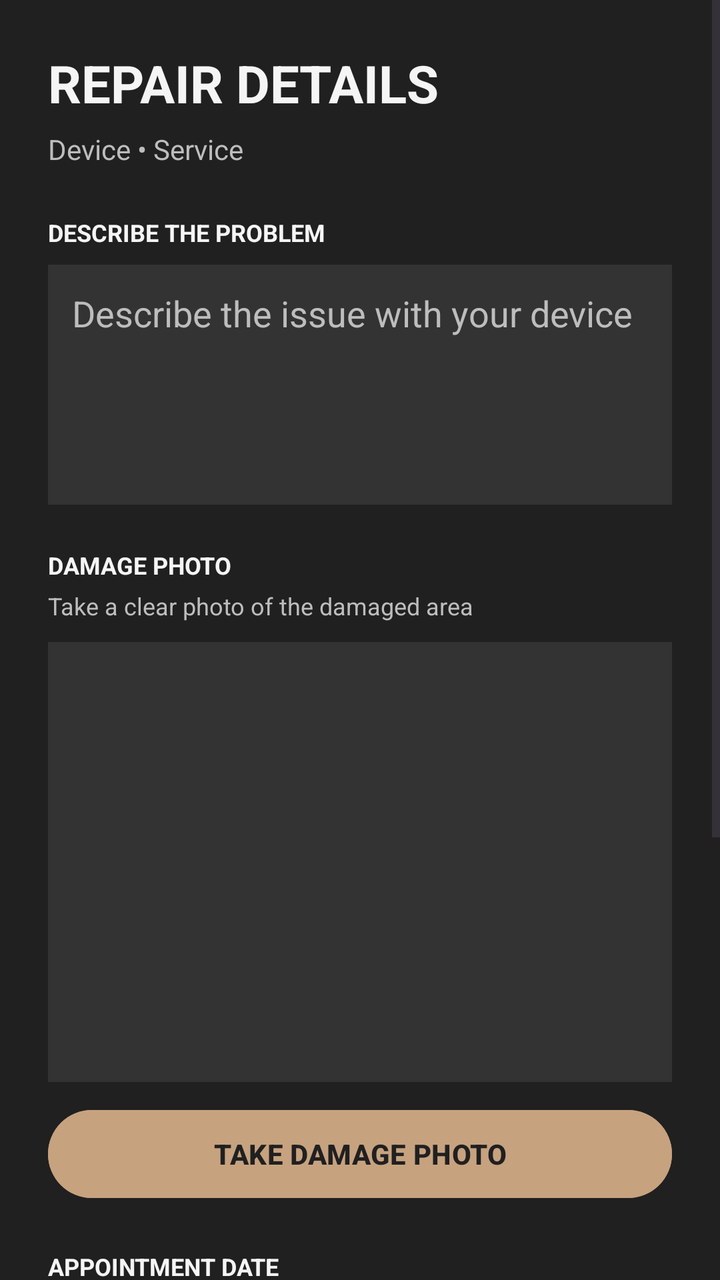
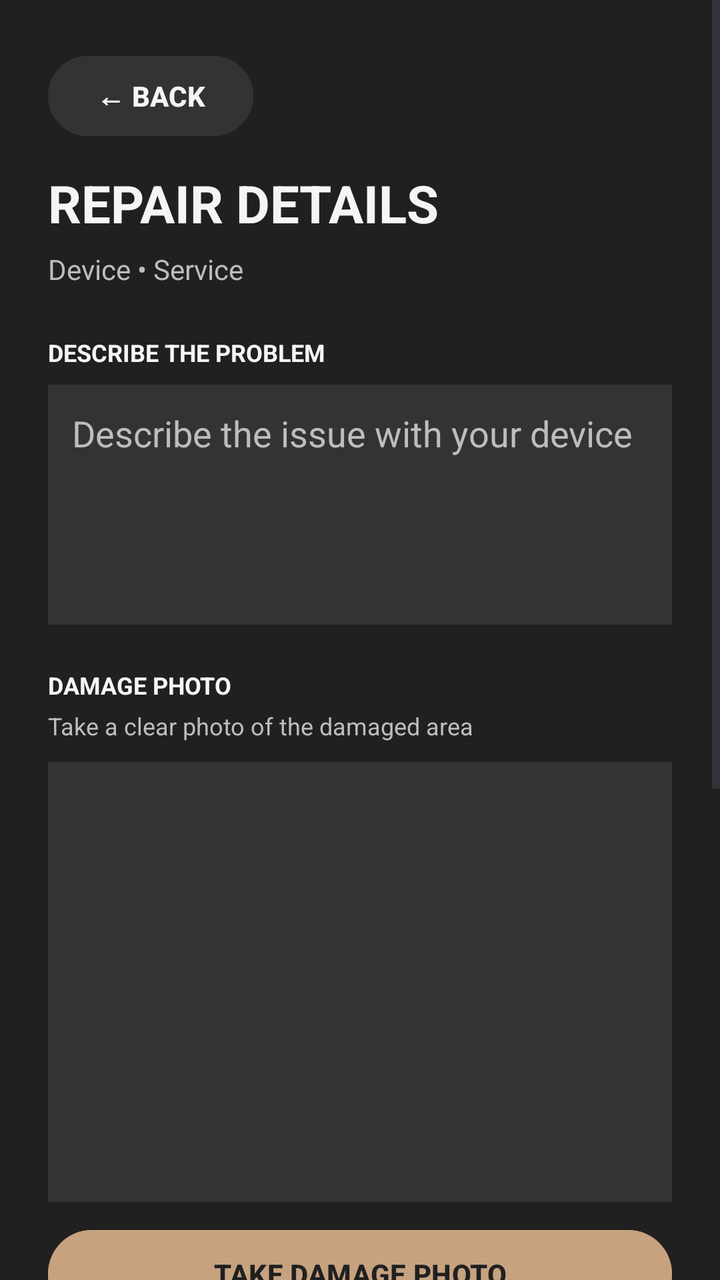

Screens rendered from an Android XML layout before and after an edit, with the pre-edit source and the edit as a unified diff.
<!-- AndroidManifest.xml: application theme Theme.TechFix -->
<!-- res/layout/activity_repair_details.xml -->
<?xml version="1.0" encoding="utf-8"?>
<ScrollView
    xmlns:android="http://schemas.android.com/apk/res/android"
    android:layout_width="match_parent"
    android:layout_height="match_parent"
    android:background="@color/techfix_background"
    android:fillViewport="true">

    <LinearLayout
        android:layout_width="match_parent"
        android:layout_height="wrap_content"
        android:orientation="vertical"
        android:padding="24dp">

        
        
        

        <TextView
            android:layout_width="wrap_content"
            android:layout_height="wrap_content"
            android:text="REPAIR DETAILS"
            android:textColor="@color/techfix_white"
            android:textSize="26sp"
            android:textStyle="bold" />

        <TextView
            android:id="@+id/tvRepairSummary"
            android:layout_width="match_parent"
            android:layout_height="wrap_content"
            android:layout_marginTop="6dp"
            android:layout_marginBottom="24dp"
            android:text="Device • Service"
            android:textColor="@color/techfix_text_secondary"
            android:textSize="14sp" />


        
        
        

        <TextView
            android:layout_width="wrap_content"
            android:layout_height="wrap_content"
            android:text="DESCRIBE THE PROBLEM"
            android:textColor="@color/techfix_white"
            android:textSize="12sp"
            android:textStyle="bold" />

        <EditText
            android:id="@+id/editProblemDescription"
            android:layout_width="match_parent"
            android:layout_height="120dp"
            android:layout_marginTop="8dp"
            android:background="@color/techfix_surface"
            android:gravity="top|start"
            android:hint="Describe the issue with your device"
            android:inputType="textMultiLine"
            android:padding="12dp"
            android:textColor="@color/techfix_white"
            android:textColorHint="@color/techfix_text_secondary" />


        
        
        

        <TextView
            android:layout_width="wrap_content"
            android:layout_height="wrap_content"
            android:layout_marginTop="22dp"
            android:text="DAMAGE PHOTO"
            android:textColor="@color/techfix_white"
            android:textSize="12sp"
            android:textStyle="bold" />

        <TextView
            android:layout_width="wrap_content"
            android:layout_height="wrap_content"
            android:layout_marginTop="4dp"
            android:text="Take a clear photo of the damaged area"
            android:textColor="@color/techfix_text_secondary"
            android:textSize="12sp" />

        <ImageView
            android:id="@+id/imgDamagePhoto"
            android:layout_width="match_parent"
            android:layout_height="220dp"
            android:layout_marginTop="10dp"
            android:background="@color/techfix_surface"
            android:contentDescription="Damage photo preview"
            android:scaleType="centerCrop" />

        <Button
            android:id="@+id/btnTakePhoto"
            android:layout_width="match_parent"
            android:layout_height="52dp"
            android:layout_marginTop="10dp"
            android:backgroundTint="@color/techfix_gold"
            android:text="TAKE DAMAGE PHOTO"
            android:textColor="@color/techfix_background"
            android:textStyle="bold" />


        
        
        

        <TextView
            android:layout_width="wrap_content"
            android:layout_height="wrap_content"
            android:layout_marginTop="22dp"
            android:text="APPOINTMENT DATE"
            android:textColor="@color/techfix_white"
            android:textSize="12sp"
            android:textStyle="bold" />

        <Button
            android:id="@+id/btnSelectDate"
            android:layout_width="match_parent"
            android:layout_height="52dp"
            android:layout_marginTop="8dp"
            android:backgroundTint="@color/techfix_surface"
            android:text="SELECT DATE"
            android:textColor="@color/techfix_white" />

        <TextView
            android:id="@+id/tvSelectedDate"
            android:layout_width="wrap_content"
            android:layout_height="wrap_content"
            android:layout_marginTop="6dp"
            android:text="No date selected"
            android:textColor="@color/techfix_text_secondary" />


        
        
        

        <TextView
            android:layout_width="wrap_content"
            android:layout_height="wrap_content"
            android:layout_marginTop="20dp"
            android:text="APPOINTMENT TIME"
            android:textColor="@color/techfix_white"
            android:textSize="12sp"
            android:textStyle="bold" />

        <Button
            android:id="@+id/btnSelectTime"
            android:layout_width="match_parent"
            android:layout_height="52dp"
            android:layout_marginTop="8dp"
            android:backgroundTint="@color/techfix_surface"
            android:text="SELECT TIME"
            android:textColor="@color/techfix_white" />

        <TextView
            android:id="@+id/tvSelectedTime"
            android:layout_width="wrap_content"
            android:layout_height="wrap_content"
            android:layout_marginTop="6dp"
            android:text="No time selected"
            android:textColor="@color/techfix_text_secondary" />


        
        
        

        <Button
            android:id="@+id/btnContinueRepair"
            android:layout_width="match_parent"
            android:layout_height="55dp"
            android:layout_marginTop="32dp"
            android:layout_marginBottom="20dp"
            android:backgroundTint="@color/techfix_gold"
            android:text="CONTINUE"
            android:textColor="@color/techfix_background"
            android:textStyle="bold" />

    </LinearLayout>

</ScrollView>
<!-- resources referenced by this layout -->
<resources>
  <color name="techfix_background">#202020</color>
  <color name="techfix_gold">#C7A27F</color>
  <color name="techfix_surface">#333333</color>
  <color name="techfix_text_secondary">#BDBDBD</color>
  <color name="techfix_white">#F5F5F5</color>
  <style name="Theme.TechFix" parent="Base.Theme.TechFix" />
  <style name="Base.Theme.TechFix" parent="Theme.Material3.DayNight.NoActionBar">
          
          
      </style>
</resources>

<!-- the commit's change to res/layout/activity_repair_details.xml (unified diff, before → after) -->
@@ -11,6 +11,21 @@
         android:layout_height="wrap_content"
         android:orientation="vertical"
         android:padding="24dp">
+
+        
+        
+        
+
+        <Button
+            android:id="@+id/btnBackRepairDetails"
+            android:layout_width="wrap_content"
+            android:layout_height="48dp"
+            android:layout_marginBottom="12dp"
+            android:backgroundTint="@color/techfix_surface"
+            android:text="← BACK"
+            android:textColor="@color/techfix_white"
+            android:textStyle="bold" />
+
 
         
         
